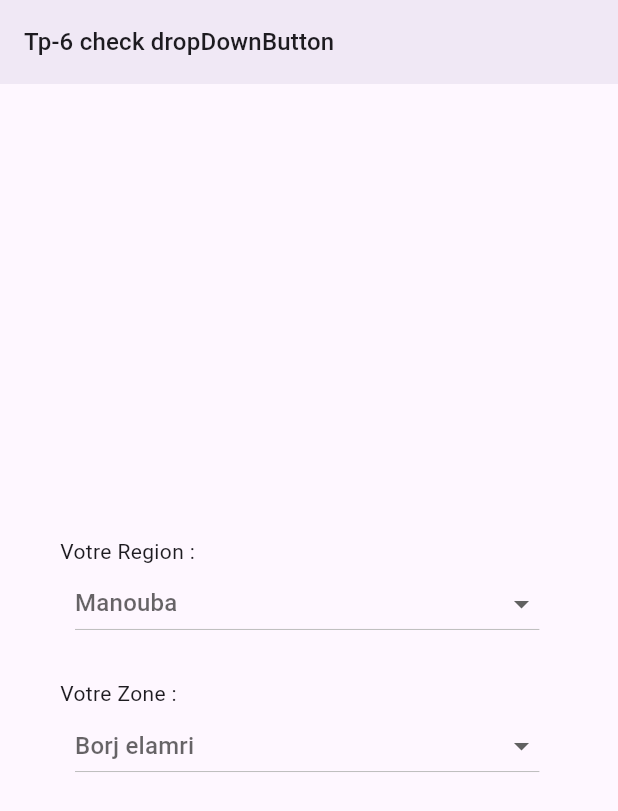
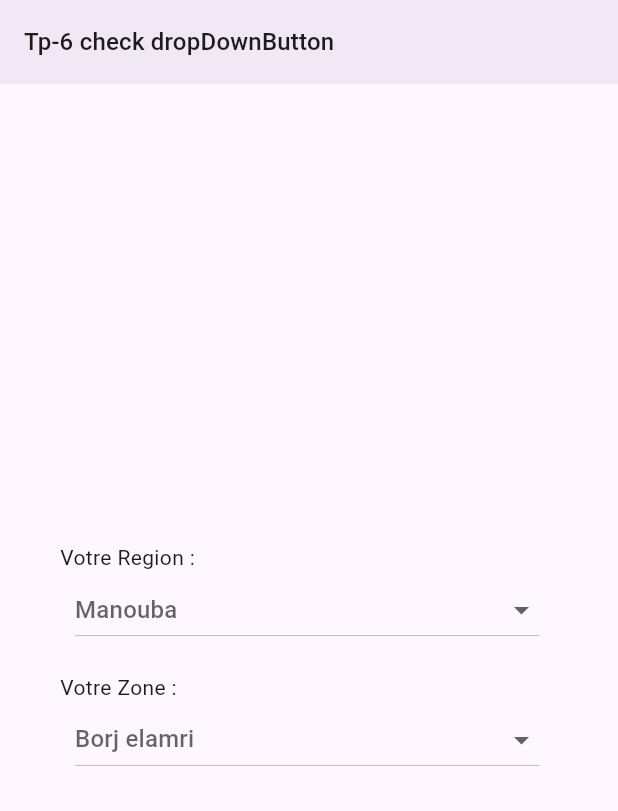
Before and after one commit to amine-zergan/test-application, a Flutter app: the screen it shows after launch, on a phone screen of 412 x 824 dp. Shown: the top 811 px of the screen. Run offline on Flutter 3.47's test engine with Material 2 defaults, Android fonts, the phone set to English and light mode, and no system bars; our stand-ins replace drift, equatable, flutter_dotenv, get_it, go_router, pdf; accounts and stored records are empty; generated files the repository leaves out were written again.

Commit message:
add drop-down

```diff
--- a/lib/design/views/home/emplacement_page.dart/emplacement_page.dart
+++ b/lib/design/views/home/emplacement_page.dart/emplacement_page.dart
@@ -56,7 +56,7 @@ class _DropDownPageState extends State<DropDownPage> {
                 },
               ),
               SizedBox(
-                height: size.height * 0.03,
+                height: size.height * 0.02,
               ),
               DropDownRegion(
                 value: zone,
```
